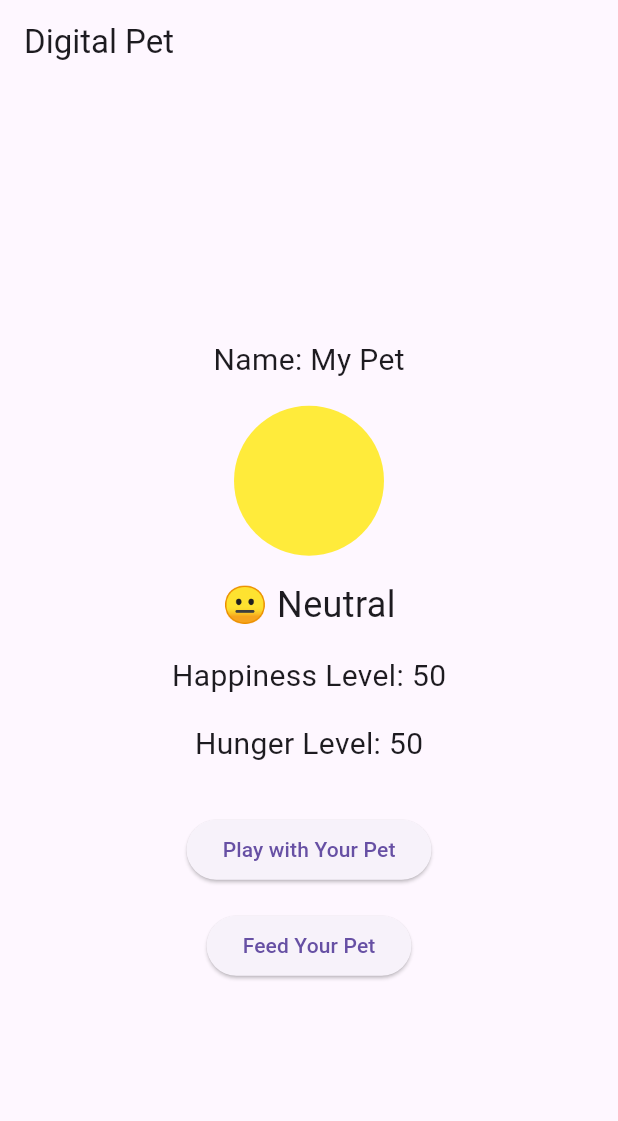
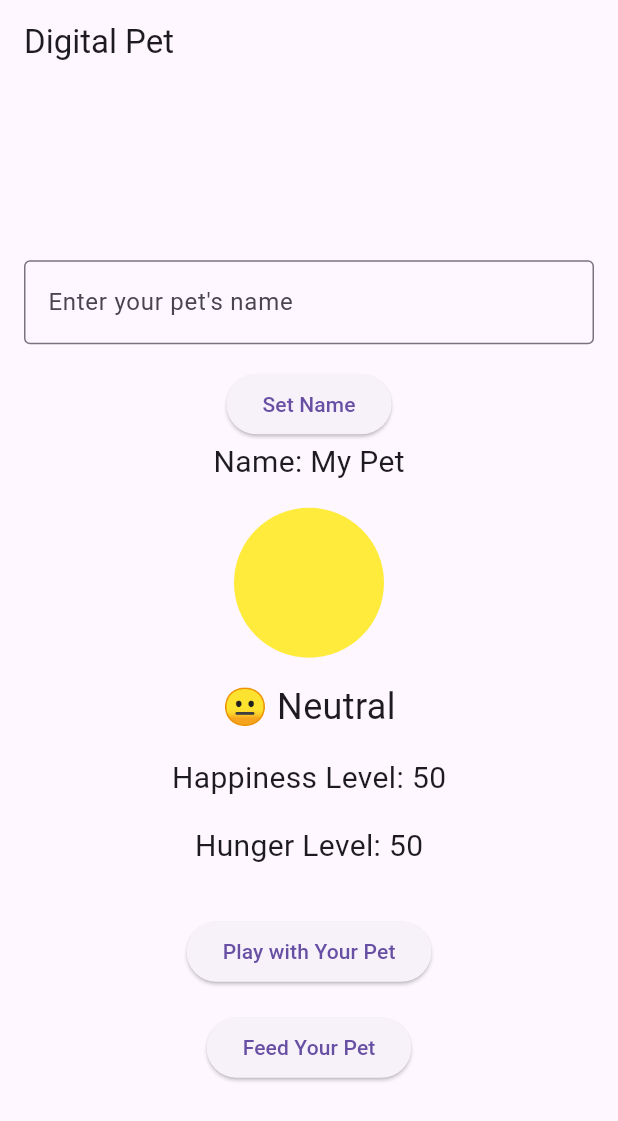
Before and after one commit to Raviteja582/flutter_cw_3, a Flutter app: the screen it shows after launch, on a phone screen of 412 x 824 dp. Shown: the top 1121 px of the screen. Run offline on Flutter 3.47's test engine with Material 3 defaults, Android fonts, the phone set to English and light mode, and no system bars.

```diff
--- a/lib/main.dart
+++ b/lib/main.dart
@@ -1,3 +1,4 @@
+import 'dart:async';
 import 'package:flutter/material.dart';
 
 void main() {
@@ -18,6 +19,38 @@ class _DigitalPetAppState extends State<DigitalPetApp> {
   String petName = "My Pet";
   int happinessLevel = 50;
   int hungerLevel = 50;
+  final TextEditingController _nameController = TextEditingController();
+  Timer? _hungerTimer; // Timer for automatic hunger increase
+
+  @override
+  void initState() {
+    super.initState();
+    _startHungerTimer();
+  }
+
+  @override
+  void dispose() {
+    _hungerTimer?.cancel(); // Cancel the timer when the widget is disposed
+    super.dispose();
+  }
+
+  // Timer that increases the hunger level every 30 seconds
+  void _startHungerTimer() {
+    _hungerTimer = Timer.periodic(const Duration(seconds: 5), (timer) {
+      setState(() {
+        if (hungerLevel < 10) {
+          hungerLevel += 1; // Increase hunger level every 30 seconds
+        }
+      });
+    });
+  }
+
+  void _setPetName() {
+    setState(() {
+      petName = _nameController.text;
+      _nameController.clear();
+    });
+  }
 
   // Function to increase happiness and update hunger when playing with the pet
   void _playWithPet() {
@@ -85,6 +118,20 @@ class _DigitalPetAppState extends State<DigitalPetApp> {
         child: Column(
           mainAxisAlignment: MainAxisAlignment.center,
           children: <Widget>[
+            Padding(
+              padding: const EdgeInsets.all(16.0),
+              child: TextField(
+                controller: _nameController,
+                decoration: const InputDecoration(
+                  labelText: 'Enter your pet\'s name',
+                  border: OutlineInputBorder(),
+                ),
+              ),
+            ),
+            ElevatedButton(
+              onPressed: _setPetName,
+              child: const Text('Set Name'),
+            ),
             Text(
               'Name: $petName',
               style: const TextStyle(fontSize: 20.0),
```
